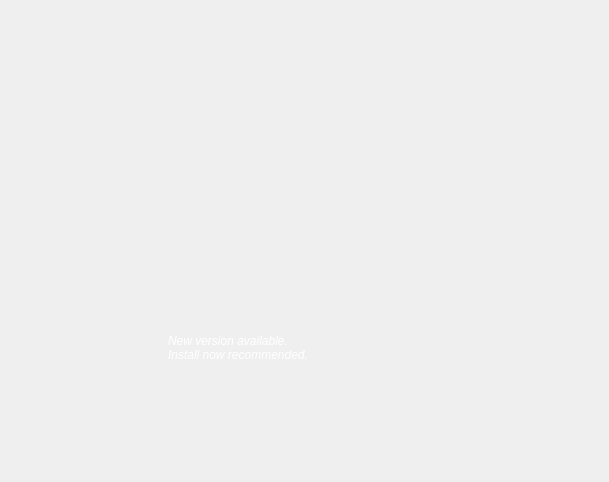
Old version of the form client/qt/MainScreen.ui in the repository alphaonex86/CatchChallenger.
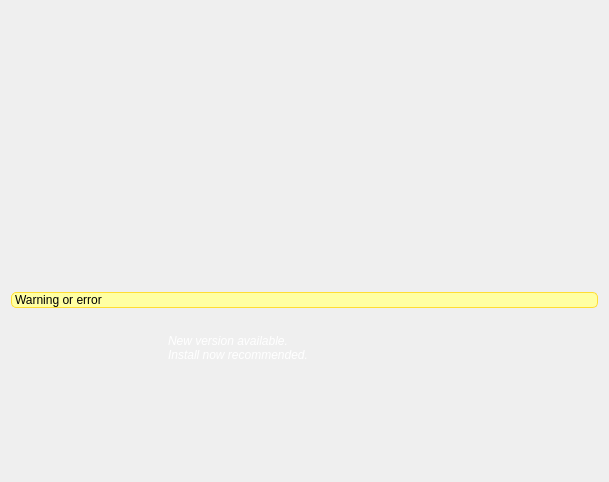
New version of the form. Icons and pictures are not drawn.

Diff of the .ui file:
```diff
--- a/client/qt/MainScreen.ui
+++ b/client/qt/MainScreen.ui
@@ -109,6 +109,19 @@
      </property>
     </spacer>
    </item>
+   <item>
+    <widget class="QLabel" name="warning">
+     <property name="styleSheet">
+      <string notr="true">background-color: rgb(255, 255, 163);
+border: 1px solid rgb(255, 221, 50);
+border-radius:5px;
+color: rgb(0, 0, 0);</string>
+     </property>
+     <property name="text">
+      <string notr="true">Warning or error</string>
+     </property>
+    </widget>
+   </item>
    <item>
     <layout class="QHBoxLayout" name="horizontalLayoutUpdate">
      <item>
```
Left out of the diff: 4 changed lines with no effect on the pictures.
